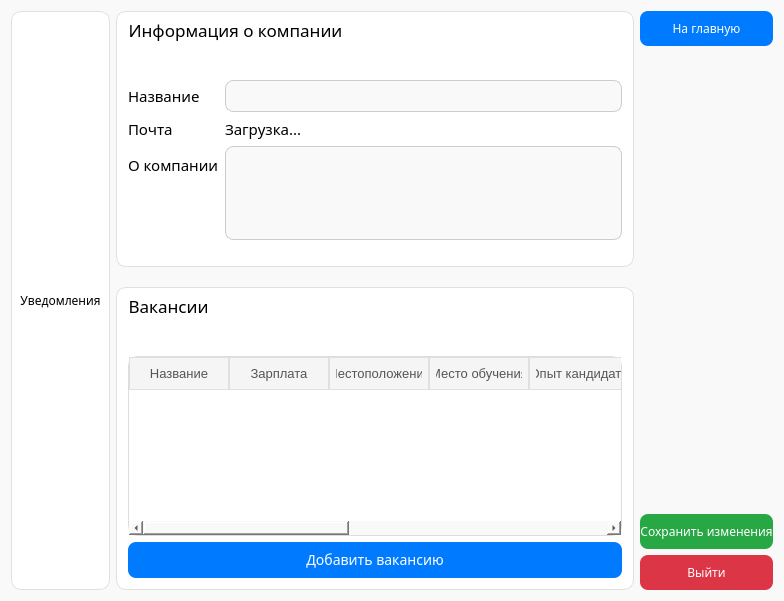
Old version of the form GreyHound/profilepageforemployer.ui in the repository ProteusP/GreyHound-hiring-desktop-app.
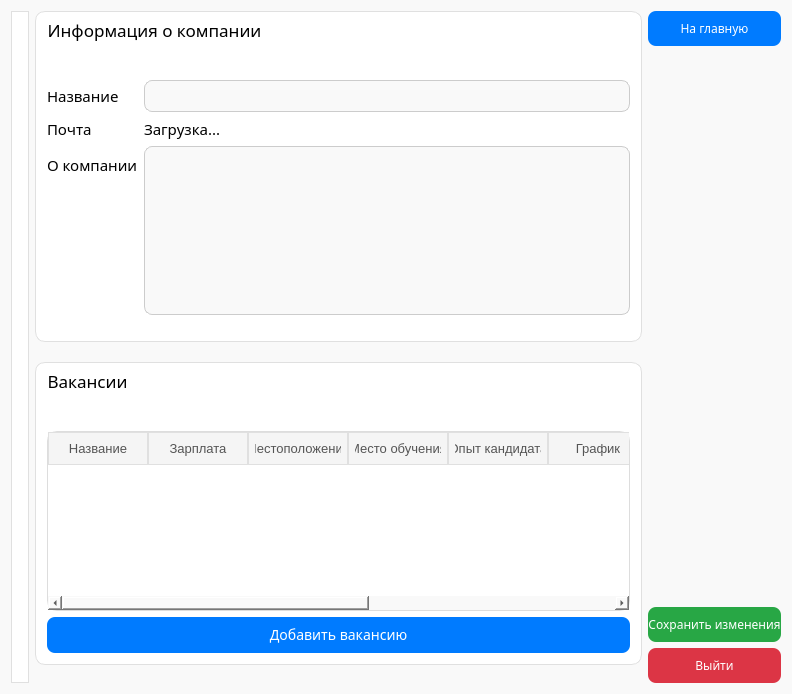
New version of the form.

Commit message: Notifications on front + Notifications on back changed + clang-format

What changed in the file:
```diff
--- a/GreyHound/profilepageforemployer.ui
+++ b/GreyHound/profilepageforemployer.ui
@@ -6,8 +6,8 @@
    <rect>
     <x>0</x>
     <y>0</y>
-    <width>784</width>
-    <height>591</height>
+    <width>792</width>
+    <height>694</height>
    </rect>
   </property>
   <property name="windowTitle">
@@ -556,55 +556,7 @@
 }
 </string>
        </property>
-       <layout class="QVBoxLayout" name="verticalLayout">
-        <item>
-         <spacer name="verticalSpacer_2">
-          <property name="orientation">
-           <enum>Qt::Orientation::Vertical</enum>
-          </property>
-          <property name="sizeHint" stdset="0">
-           <size>
-            <width>20</width>
-            <height>40</height>
-           </size>
-          </property>
-         </spacer>
-        </item>
-        <item>
-         <widget class="QLabel" name="notificationsLabel">
-          <property name="font">
-           <font>
-            <family>Golos Text</family>
-           </font>
-          </property>
-          <property name="styleSheet">
-           <string notr="true">QLabel {
-	border: none;
-	color: black;
-}</string>
-          </property>
-          <property name="text">
-           <string>Уведомления</string>
-          </property>
-          <property name="alignment">
-           <set>Qt::AlignmentFlag::AlignCenter</set>
-          </property>
-         </widget>
-        </item>
-        <item>
-         <spacer name="verticalSpacer">
-          <property name="orientation">
-           <enum>Qt::Orientation::Vertical</enum>
-          </property>
-          <property name="sizeHint" stdset="0">
-           <size>
-            <width>20</width>
-            <height>40</height>
-           </size>
-          </property>
-         </spacer>
-        </item>
-       </layout>
+       <layout class="QVBoxLayout" name="verticalLayout"/>
       </widget>
      </item>
     </layout>
```
The commit also changes 74 other files.
